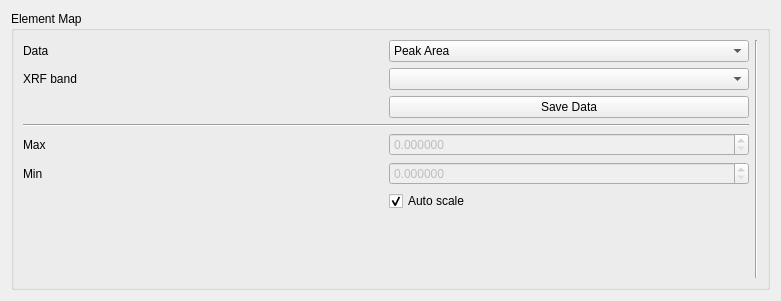
First picture: the form in xpaxs/spectromicroscopy/ui/ui_elementsplot.ui, repository praxes/praxes, before the edit.
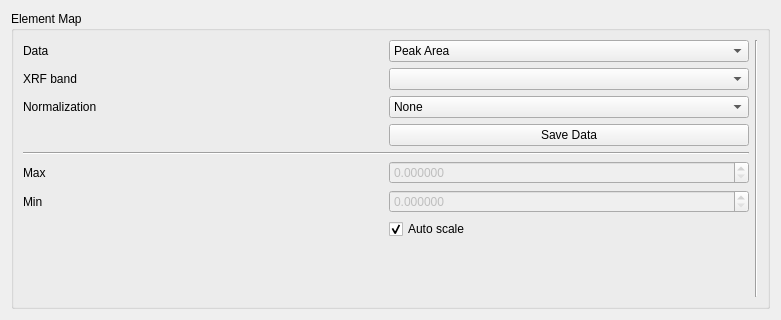
Second picture: the form after the edit.

What changed in the file:
```diff
--- a/xpaxs/spectromicroscopy/ui/ui_elementsplot.ui
+++ b/xpaxs/spectromicroscopy/ui/ui_elementsplot.ui
@@ -6,7 +6,7 @@
     <x>0</x>
     <y>0</y>
     <width>781</width>
-    <height>301</height>
+    <height>320</height>
    </rect>
   </property>
   <property name="windowTitle" >
@@ -59,21 +59,21 @@
           </property>
          </widget>
         </item>
-        <item row="5" column="0" >
+        <item row="6" column="0" >
          <widget class="QLabel" name="maxLabel" >
           <property name="text" >
            <string>Max</string>
           </property>
          </widget>
         </item>
-        <item row="6" column="0" >
+        <item row="7" column="0" >
          <widget class="QLabel" name="minLabel" >
           <property name="text" >
            <string>Min</string>
           </property>
          </widget>
         </item>
-        <item row="6" column="1" >
+        <item row="7" column="1" >
          <widget class="QDoubleSpinBox" name="minSpinBox" >
           <property name="enabled" >
            <bool>false</bool>
@@ -86,7 +86,7 @@
           </property>
          </widget>
         </item>
-        <item row="5" column="1" >
+        <item row="6" column="1" >
          <widget class="QDoubleSpinBox" name="maxSpinBox" >
           <property name="enabled" >
            <bool>false</bool>
@@ -102,14 +102,14 @@
           </property>
          </widget>
         </item>
-        <item row="3" column="0" colspan="2" >
+        <item row="4" column="0" colspan="2" >
          <widget class="Line" name="line_3" >
           <property name="orientation" >
            <enum>Qt::Horizontal</enum>
           </property>
          </widget>
         </item>
-        <item row="8" column="1" >
+        <item row="9" column="1" >
          <spacer>
           <property name="orientation" >
            <enum>Qt::Vertical</enum>
@@ -122,7 +122,7 @@
           </property>
          </spacer>
         </item>
-        <item row="7" column="1" >
+        <item row="8" column="1" >
          <widget class="QCheckBox" name="dataAutoscaleButton" >
           <property name="text" >
            <string>Auto scale</string>
@@ -158,13 +158,29 @@
           </property>
          </widget>
         </item>
-        <item row="2" column="1" >
+        <item row="3" column="1" >
          <widget class="QPushButton" name="saveDataButton" >
           <property name="text" >
            <string>Save Data</string>
           </property>
          </widget>
         </item>
+        <item row="2" column="0" >
+         <widget class="QLabel" name="label_2" >
+          <property name="text" >
+           <string>Normalization</string>
+          </property>
+         </widget>
+        </item>
+        <item row="2" column="1" >
+         <widget class="QComboBox" name="normalizationComboBox" >
+          <item>
+           <property name="text" >
+            <string>None</string>
+           </property>
+          </item>
+         </widget>
+        </item>
        </layout>
       </item>
       <item>
```
